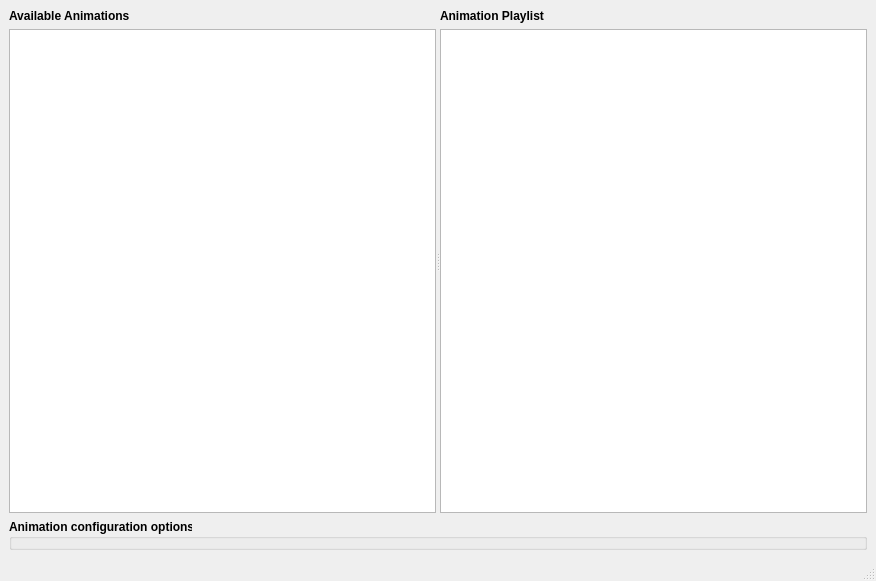
Above: src/gui/MainWindow.ui from casch-at/ledcc before the change. Below: the same form after it.
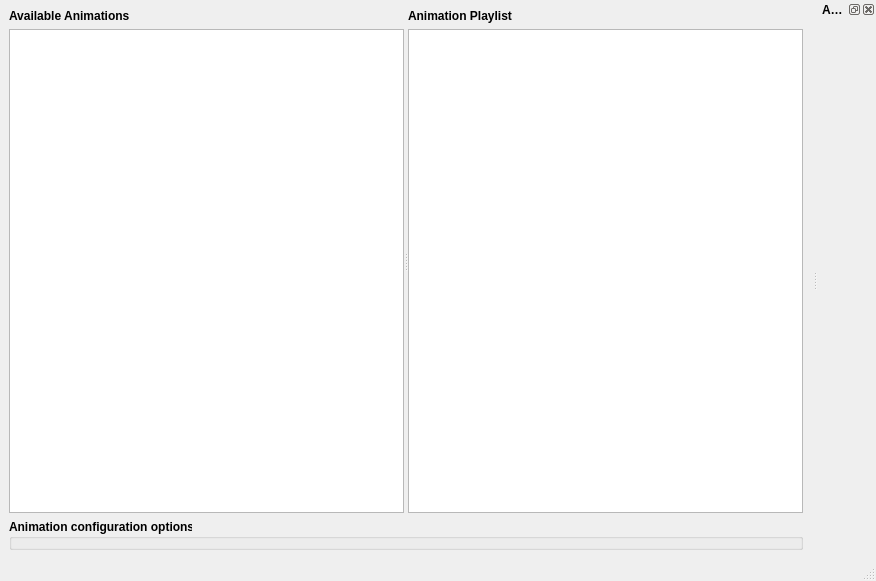
That is the form after the change. Custom widgets are drawn as their Qt base class.

Commit message: added AnimationPropertiesPreview dock widget

What changed in the file:
```diff
--- a/src/gui/MainWindow.ui
+++ b/src/gui/MainWindow.ui
@@ -14,7 +14,7 @@
    <string>3D-LED Cube </string>
   </property>
   <widget class="QWidget" name="centralwidget">
-   <layout class="QGridLayout" name="gridLayout" rowstretch="1,0" rowminimumheight="1,0">
+   <layout class="QGridLayout" name="gridLayout" rowstretch="1,0" columnstretch="0">
     <item row="0" column="0">
      <widget class="QSplitter" name="splitter">
       <property name="orientation">
@@ -168,6 +168,23 @@
    </property>
   </widget>
   <widget class="QStatusBar" name="statusbar"/>
+  <widget class="AnimationPropertiesPreview" name="dockWidget">
+   <property name="font">
+    <font>
+     <weight>75</weight>
+     <bold>true</bold>
+    </font>
+   </property>
+   <property name="windowTitle">
+    <string>Animation Properties</string>
+   </property>
+   <attribute name="dockWidgetArea">
+    <number>2</number>
+   </attribute>
+   <widget class="QWidget" name="dockWidgetContents">
+    <layout class="QVBoxLayout" name="verticalLayout_2"/>
+   </widget>
+  </widget>
  </widget>
  <customwidgets>
   <customwidget>
@@ -186,6 +203,12 @@
    <header>AnimationOptions.hpp</header>
    <container>1</container>
   </customwidget>
+  <customwidget>
+   <class>AnimationPropertiesPreview</class>
+   <extends>QDockWidget</extends>
+   <header>AnimationPropertiesPreview.hpp</header>
+   <container>1</container>
+  </customwidget>
  </customwidgets>
  <resources/>
  <connections/>
```
Left out of the diff: 2 changed lines with no effect on the pictures. The commit also changes 7 other files.
